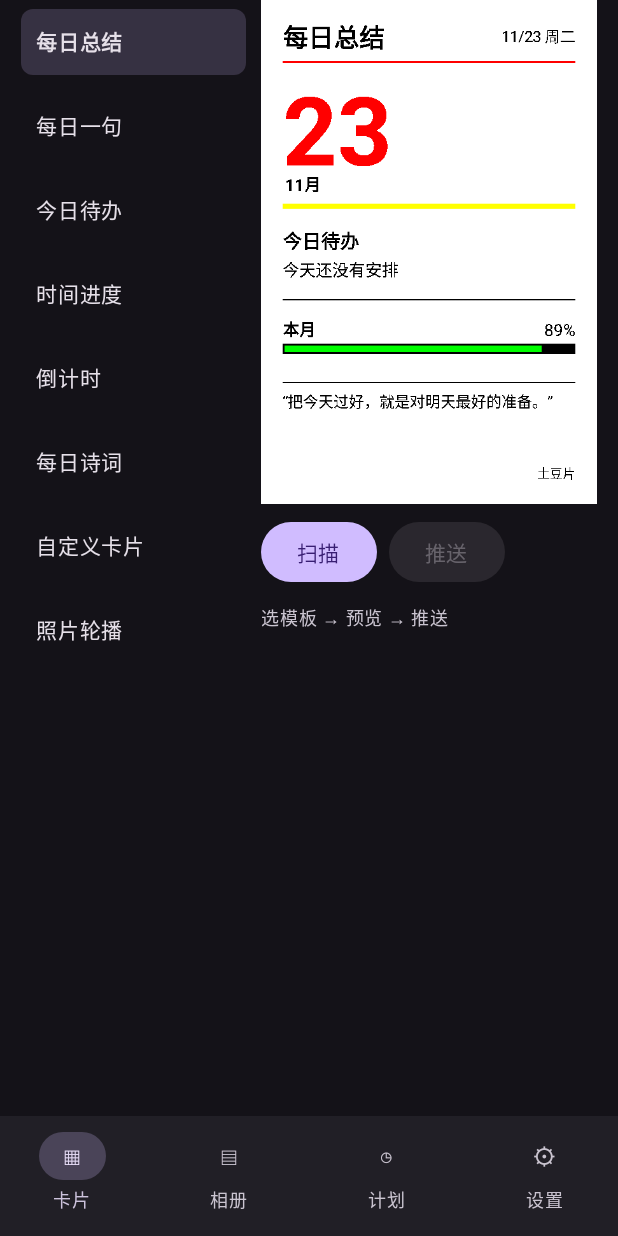
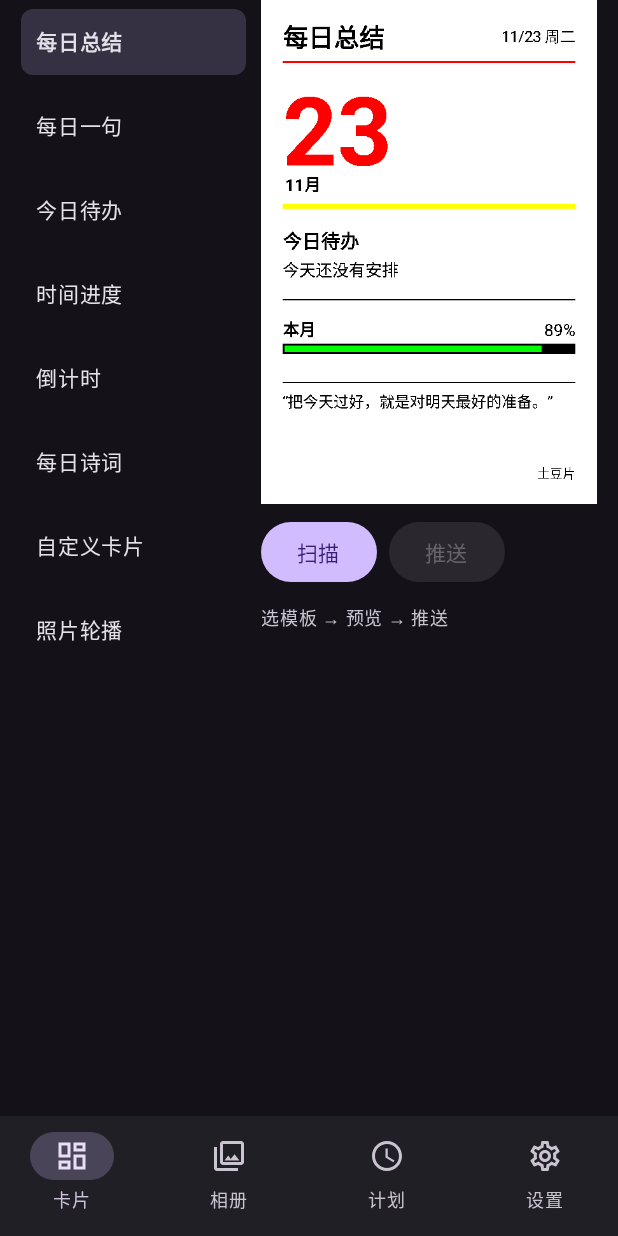
Before and after one commit to shidaifufen/todoocard-eink, an Android app built with Jetpack Compose: the screen it shows after launch (MainActivity), on a phone screen of 412 x 824 dp. Run offline under Robolectric (Android 15) with nearby library versions, the phone set to English and light mode, and no system bars.

Commit message:
feat(android): 统一底部图标（Material）、拍照后自动进入预览可推送、FileProvider

```diff
--- a/android/app/build.gradle.kts
+++ b/android/app/build.gradle.kts
@@ -28,6 +28,7 @@ dependencies {
     implementation("androidx.exifinterface:exifinterface:1.3.7")
     implementation("androidx.activity:activity-compose:1.9.3")
     implementation(platform("androidx.compose:compose-bom:2024.10.01"))
+    implementation("androidx.compose.material:material-icons-extended")
     implementation("androidx.compose.ui:ui")
     implementation("androidx.compose.material3:material3")
     implementation("androidx.work:work-runtime-ktx:2.9.1")
--- a/android/app/src/main/java/com/shidaifufen/todocard/MainActivity.kt
+++ b/android/app/src/main/java/com/shidaifufen/todocard/MainActivity.kt
@@ -19,6 +19,11 @@ import androidx.compose.foundation.lazy.items
 import androidx.compose.foundation.rememberScrollState
 import androidx.compose.foundation.shape.RoundedCornerShape
 import androidx.compose.foundation.verticalScroll
+import androidx.compose.material.icons.Icons
+import androidx.compose.material.icons.outlined.Dashboard
+import androidx.compose.material.icons.outlined.PhotoLibrary
+import androidx.compose.material.icons.outlined.Schedule
+import androidx.compose.material.icons.outlined.Settings
 import androidx.compose.material3.*
 import androidx.compose.material3.HorizontalDivider
 import androidx.compose.material3.OutlinedTextField
@@ -304,6 +309,24 @@ private fun App() {
             kind = "photo"; tab = 0; status = "已选择照片"
         }
     }
+    val cameraUri = remember { mutableStateOf<android.net.Uri?>(null) }
+    val cameraLauncher = rememberLauncherForActivityResult(ActivityResultContracts.TakePicture()) { ok ->
+        if (ok) {
+            val uri = cameraUri.value
+            if (uri != null) {
+                ctx.contentResolver.openInputStream(uri)?.use { photo = BitmapFactory.decodeStream(it) }
+                PhotoCard.importToFiles(ctx, uri)?.let { photoPath = it; PlanStore.lastPhoto = it }
+                kind = "photo"; tab = 0; status = "拍照完成，可直接推送"
+            }
+        }
+    }
+    fun takePhoto() {
+        val dir = java.io.File(ctx.cacheDir, "cam").apply { mkdirs() }
+        val f = java.io.File(dir, "shot_${System.currentTimeMillis()}.jpg")
+        val uri = androidx.core.content.FileProvider.getUriForFile(ctx, ctx.packageName + ".fileprovider", f)
+        cameraUri.value = uri
+        cameraLauncher.launch(uri)
+    }
     var pendingScan by remember { mutableStateOf(false) }
     val permLauncher = rememberLauncherForActivityResult(
         ActivityResultContracts.RequestMultiplePermissions()
@@ -368,10 +391,18 @@ private fun App() {
     Scaffold(
         bottomBar = {
             NavigationBar {
-                NavigationBarItem(selected = tab == 0, onClick = { tab = 0 }, icon = { Text("▦") }, label = { Text("卡片") })
-                NavigationBarItem(selected = tab == 1, onClick = { tab = 1 }, icon = { Text("▤") }, label = { Text("相册") })
-                NavigationBarItem(selected = tab == 2, onClick = { tab = 2 }, icon = { Text("◷") }, label = { Text("计划") })
-                NavigationBarItem(selected = tab == 3, onClick = { tab = 3 }, icon = { Text("⚙") }, label = { Text("设置") })
+                NavigationBarItem(selected = tab == 0, onClick = { tab = 0 },
+                    icon = { Icon(Icons.Outlined.Dashboard, null, Modifier.size(24.dp)) },
+                    label = { Text("卡片", fontSize = 12.sp) })
+                NavigationBarItem(selected = tab == 1, onClick = { tab = 1 },
+                    icon = { Icon(Icons.Outlined.PhotoLibrary, null, Modifier.size(24.dp)) },
+                    label = { Text("相册", fontSize = 12.sp) })
+                NavigationBarItem(selected = tab == 2, onClick = { tab = 2 },
+                    icon = { Icon(Icons.Outlined.Schedule, null, Modifier.size(24.dp)) },
+                    label = { Text("计划", fontSize = 12.sp) })
+                NavigationBarItem(selected = tab == 3, onClick = { tab = 3 },
+                    icon = { Icon(Icons.Outlined.Settings, null, Modifier.size(24.dp)) },
+                    label = { Text("设置", fontSize = 12.sp) })
             }
         }
     ) { pad ->
@@ -446,9 +477,12 @@ private fun App() {
                     }
                 }
                 1 -> Column(Modifier.fillMaxSize().padding(top = 12.dp)) {
-                    Button(onClick = {
-                        picker.launch(PickVisualMediaRequest(ActivityResultContracts.PickVisualMedia.ImageOnly))
-                    }) { Text("从相册选择照片") }
+                    Row(horizontalArrangement = Arrangement.spacedBy(8.dp)) {
+                        Button(onClick = {
+                            picker.launch(PickVisualMediaRequest(ActivityResultContracts.PickVisualMedia.ImageOnly))
+                        }) { Text("从相册选择") }
+                        Button(onClick = { takePhoto() }) { Text("拍照推送") }
+                    }
                     photo?.let {
                         Image(it.asImageBitmap(), null, Modifier.fillMaxWidth().padding(top = 12.dp)
                             .aspectRatio(528f / 792f), contentScale = androidx.compose.ui.layout.ContentScale.Fit)
--- /dev/null
+++ b/android/app/src/main/res/xml/file_paths.xml
@@ -0,0 +1,5 @@
+<?xml version="1.0" encoding="utf-8"?>
+<paths>
+    <cache-path name="cam" path="cam/" />
+    <files-path name="photos" path="photos/" />
+</paths>
```
Also changed, not shown: android/app/src/main/AndroidManifest.xml (+10 -0 lines).
